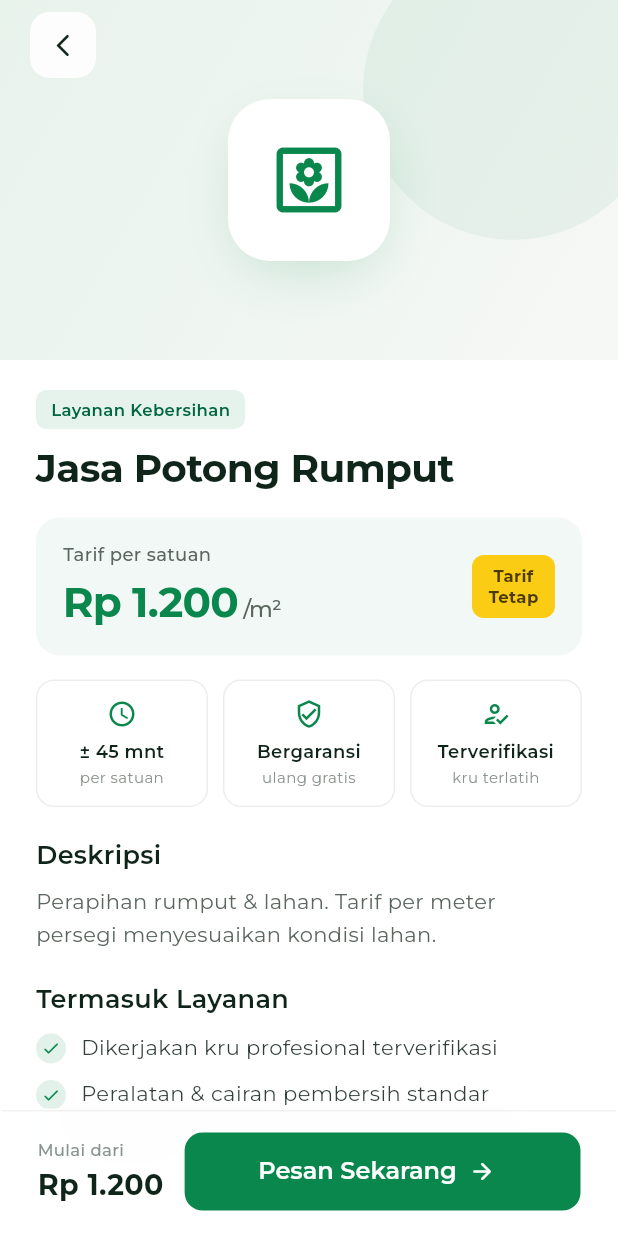
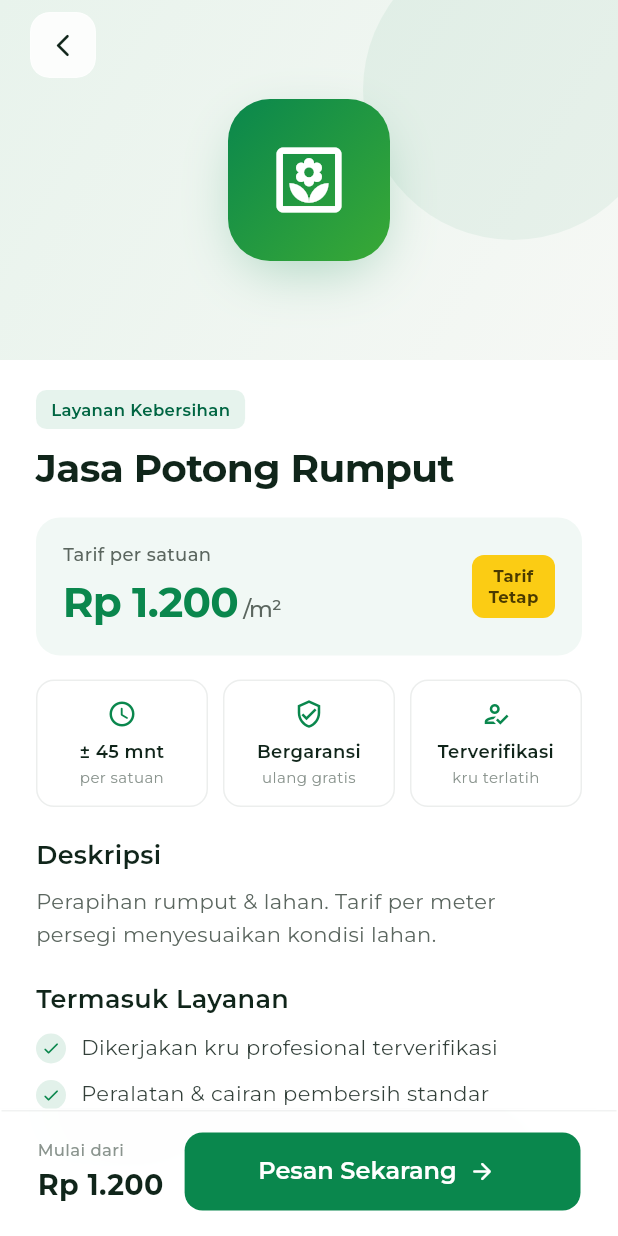
Before and after one commit to nabhanyuzqi1/tuntaskilat, a Flutter app: the P4DetailLayananScreen screen opened directly with sample values from the repository, on a phone screen of 412 x 824 dp. Run offline on Flutter 3.47's test engine with Material 3 defaults, Android fonts, the phone set to English and light mode, and no system bars; our stand-ins replace cloud_firestore, firebase_auth, firebase_core, firebase_storage, flutter_map, flutter_riverpod and 6 more; accounts and stored records are empty.

Commit message:
Ilustrasi brand kartu layanan (gradasi hijau/kuning per kategori)
- serviceGradient(kategori): rumput/home_cleaning/umum; ikon layanan putih
- P3 kartu katalog + P4 hero pakai gradasi brand (offline, tanpa lisensi)
- serviceIcon: tambah sanitizer/content_cut/delete_sweep

Co-Authored-By: Claude Opus 4.8 <noreply@anthropic.com>

```diff
--- a/apps/pelanggan/lib/screens/p3_beranda_screen.dart
+++ b/apps/pelanggan/lib/screens/p3_beranda_screen.dart
@@ -431,11 +431,12 @@ class _KartuLayanan extends StatelessWidget {
             Expanded(
               child: Container(
                 width: double.infinity,
-                color: TkColors.surfaceMuted,
+                decoration:
+                    BoxDecoration(gradient: serviceGradient(layanan.kategori)),
                 child: Icon(
                   serviceIcon(layanan.ikon),
                   size: 34,
-                  color: TkColors.primary,
+                  color: Colors.white,
                 ),
               ),
             ),
--- a/apps/pelanggan/lib/screens/p4_detail_layanan_screen.dart
+++ b/apps/pelanggan/lib/screens/p4_detail_layanan_screen.dart
@@ -172,18 +172,18 @@ class _Hero extends StatelessWidget {
               width: 108,
               height: 108,
               decoration: BoxDecoration(
-                color: TkColors.surface,
+                gradient: serviceGradient(layanan.kategori),
                 borderRadius: BorderRadius.circular(28),
                 boxShadow: [
                   BoxShadow(
-                      color: TkColors.primary.withValues(alpha: 0.18),
+                      color: TkColors.primary.withValues(alpha: 0.28),
                       blurRadius: 30,
                       offset: const Offset(0, 12),
                       spreadRadius: -6),
                 ],
               ),
               child: Icon(serviceIcon(layanan.ikon),
-                  size: 52, color: TkColors.primary),
+                  size: 52, color: Colors.white),
             ),
           ),
         ],
--- a/apps/pelanggan/lib/widgets/service_icon.dart
+++ b/apps/pelanggan/lib/widgets/service_icon.dart
@@ -13,7 +13,27 @@ IconData serviceIcon(String ikon) => switch (ikon) {
       'kitchen' => Icons.kitchen_outlined,
       'bathtub' => Icons.bathtub_outlined,
       'pest_control' => Icons.pest_control_outlined,
+      'sanitizer' => Icons.sanitizer_outlined,
+      'content_cut' => Icons.content_cut_rounded,
+      'delete_sweep' => Icons.delete_sweep_outlined,
       _ => Icons.cleaning_services_outlined,
+    };
+
+/// Ilustrasi brand: gradasi hijau/kuning per kategori layanan, dipakai sebagai
+/// latar kartu/hero (aset offline, tanpa masalah lisensi).
+LinearGradient serviceGradient(String kategori) => switch (kategori) {
+      'rumput' => const LinearGradient(
+          begin: Alignment.topLeft,
+          end: Alignment.bottomRight,
+          colors: [Color(0xFF0A874D), Color(0xFF39A935)]),
+      'home_cleaning' => const LinearGradient(
+          begin: Alignment.topLeft,
+          end: Alignment.bottomRight,
+          colors: [Color(0xFF0E9E7E), Color(0xFF0A874D)]),
+      _ => const LinearGradient(
+          begin: Alignment.topLeft,
+          end: Alignment.bottomRight,
+          colors: [Color(0xFF0A874D), Color(0xFF006542)]),
     };
 
 /// Satuan skema ("per ruangan") → label ringkas lencana harga ("ruang"),
```
